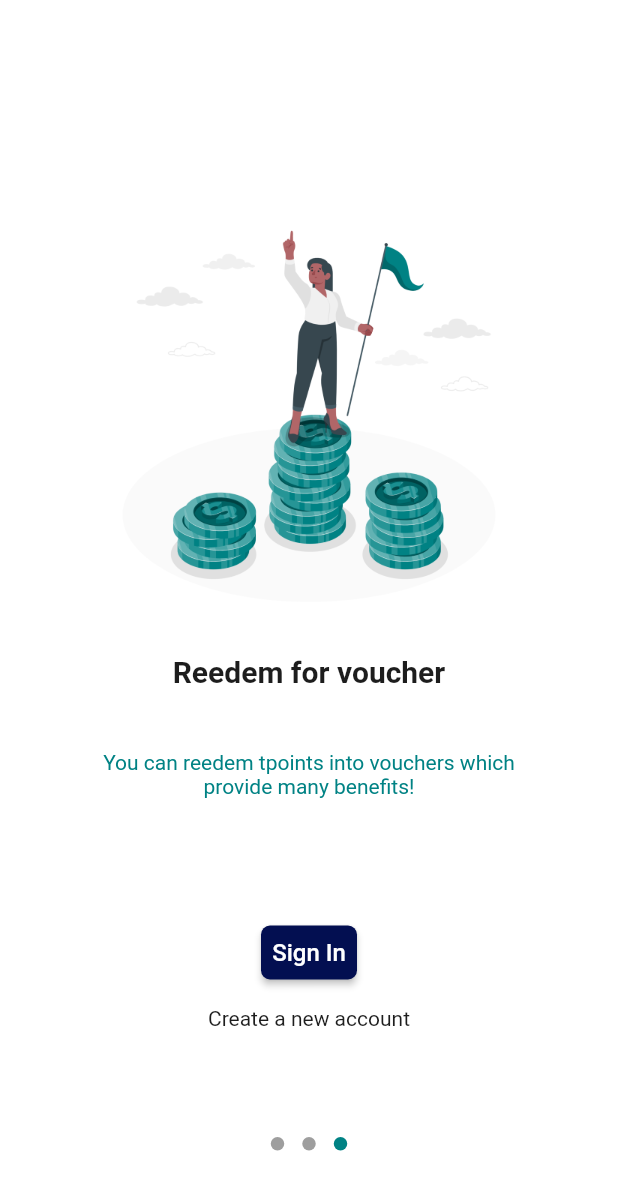
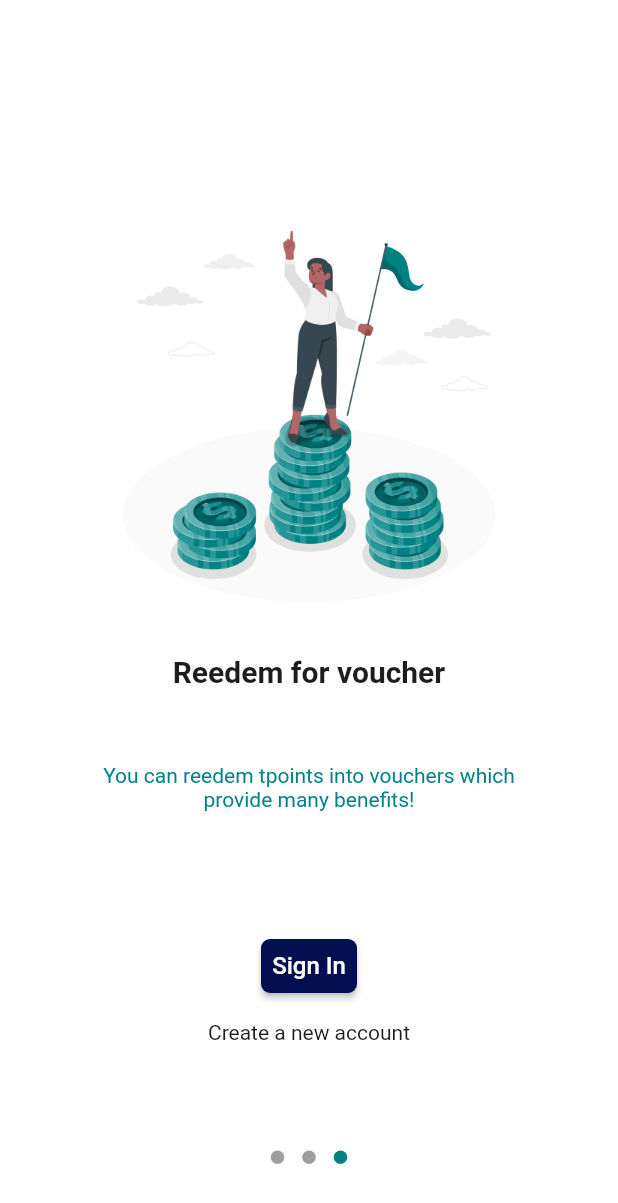
Before and after one commit to Kelompok-14-Loyalty-Point-Agent/Flutter, a Flutter app: the SplashScreen2 screen opened by its route, after a tap on "Next", on a phone screen of 412 x 824 dp. Shown: the top 1203 px of the screen. Run offline on Flutter 3.47's test engine with Material 2 defaults, Android fonts, the phone set to English and light mode, and no system bars; drawn by our look-alikes of dots_indicator.

Commit message:
fitur splash screen

```diff
--- a/lib/main.dart
+++ b/lib/main.dart
@@ -13,12 +13,32 @@ class MyApp extends StatelessWidget {
   @override
   Widget build(BuildContext context) {
     return MaterialApp(
-        debugShowCheckedModeBanner: false,
-        home: const SplashScreen1(),
-        routes: {
-          SplashScreen1.routeName: (context) => const SplashScreen1(),
-          SplashScreen2.routeName: (context) => const SplashScreen2(),
-          SplashScreen3.routeName: (context) => const SplashScreen3(),
-        });
+      debugShowCheckedModeBanner: false,
+      home: const SplashScreen1(),
+      onGenerateRoute: (settings) {
+        switch (settings.name) {
+          case SplashScreen1.routeName:
+            return _buildFadeRoute(const SplashScreen1());
+          case SplashScreen2.routeName:
+            return _buildFadeRoute(const SplashScreen2());
+          case SplashScreen3.routeName:
+            return _buildFadeRoute(const SplashScreen3());
+          default:
+            return null;
+        }
+      },
+    );
+  }
+
+  PageRouteBuilder _buildFadeRoute(Widget page) {
+    return PageRouteBuilder(
+      pageBuilder: (context, animation, secondaryAnimation) => page,
+      transitionsBuilder: (context, animation, secondaryAnimation, child) {
+        return FadeTransition(
+          opacity: animation,
+          child: child,
+        );
+      },
+    );
   }
 }
--- a/lib/ui/splash_screen/splash_screen_3.dart
+++ b/lib/ui/splash_screen/splash_screen_3.dart
@@ -30,7 +30,7 @@ class _SplashScreen3State extends State<SplashScreen3> {
                 ),
               ),
               const Padding(
-                padding: EdgeInsets.fromLTRB(43, 0, 43, 41),
+                padding: EdgeInsets.fromLTRB(43, 0, 43, 50),
                 child: Text(
                   "Reedem for voucher",
                   textAlign: TextAlign.center,
```
